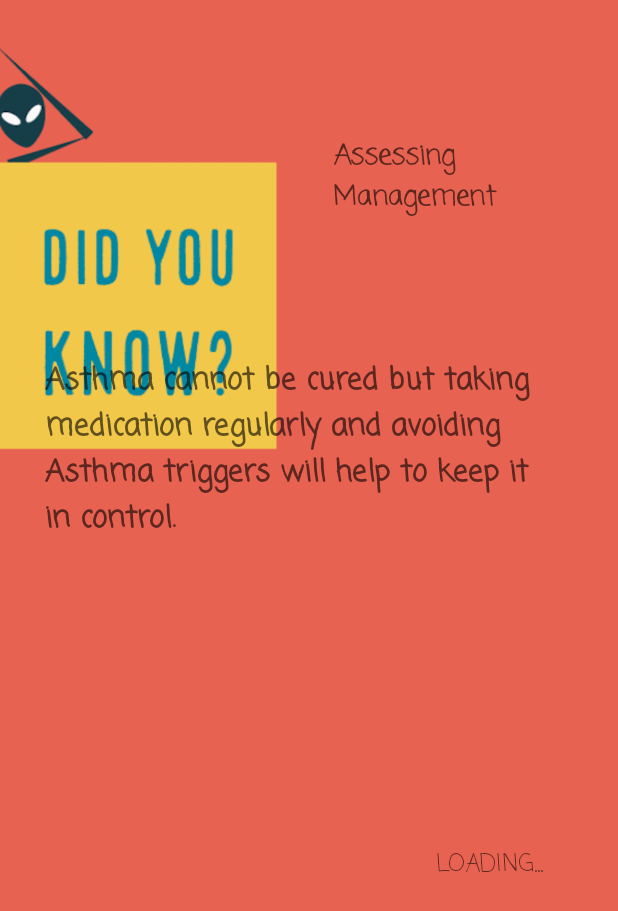
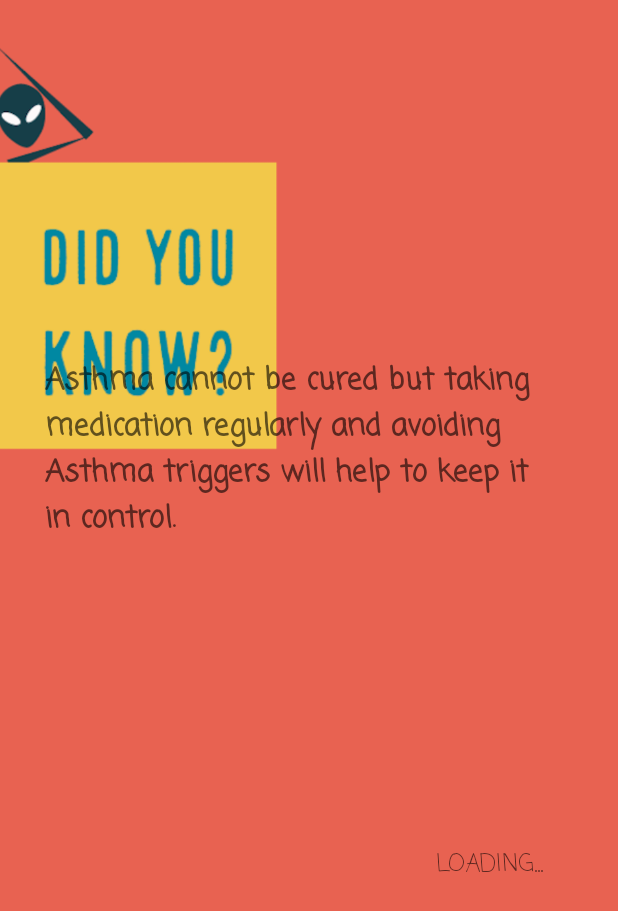
Before and after one commit to jonpng/asthma_game, an Android app: the LoadingActivity screen opened directly, with no data from a screen before it, on a phone screen of 412 x 824 dp. Shown: the top 911 px of the screen. Run offline under Robolectric (Android 15) with nearby library versions, the phone set to English and light mode, and no system bars.

Commit message:
fixed DatabaseHandler for existing sqlite databases with new quiz table format.

```diff
--- a/app/src/main/java/cs4605/asthmagame/LoadingActivity.java
+++ b/app/src/main/java/cs4605/asthmagame/LoadingActivity.java
@@ -10,7 +10,7 @@ public class LoadingActivity extends AppCompatActivity {
 
     private DatabaseHandler db = new DatabaseHandler(this);
     private QuizFacts quizFact;
-    private TextView textViewCategory;
+    //private TextView textViewCategory;
     private TextView textViewFact;
     private static int SPLASH_TIME_OUT = 5000;
 
@@ -20,10 +20,13 @@ public class LoadingActivity extends AppCompatActivity {
         setContentView(R.layout.activity_loading);
 
         quizFact = db.getQuizFact();
-        textViewCategory = findViewById(R.id.textViewCategory);
+        if (quizFact == null) {
+            quizFact = new QuizFacts("test", "test");
+        }
+        //textViewCategory = findViewById(R.id.textViewCategory);
         textViewFact = findViewById(R.id.textViewFact);
 
-        textViewCategory.setText(quizFact.get_category());
+        //textViewCategory.setText(quizFact.get_category());
         textViewFact.setText(quizFact.get_fact());
 
 
--- a/app/src/main/java/cs4605/asthmagame/QuizFacts.java
+++ b/app/src/main/java/cs4605/asthmagame/QuizFacts.java
@@ -3,11 +3,12 @@ package cs4605.asthmagame;
 public class QuizFacts {
 
     private String _category;
-    private String _fact;
+    private String _fact = "test";
 
     public QuizFacts (String category, String fact) {
         this._category = category;
         this._fact = fact;
+        System.out.printf(fact);
     }
 
     public String get_category() {
--- a/app/src/main/res/layout/activity_loading.xml
+++ b/app/src/main/res/layout/activity_loading.xml
@@ -21,7 +21,7 @@
         android:text="TextView"
         android:textAppearance="@android:style/TextAppearance.Material.Medium"
         android:textStyle="bold"
-        android:visibility="visible"
+        android:visibility="invisible"
         app:layout_constraintLeft_toRightOf="@+id/guideline16"
         app:layout_constraintTop_toBottomOf="@+id/guideline17"
         tools:text="Assessing Management" />
@@ -91,19 +91,6 @@
         android:orientation="horizontal"
         app:layout_constraintGuide_begin="564dp" />
 
-    <TextView
-        android:id="@+id/textFacts"
-        android:layout_width="wrap_content"
-        android:layout_height="wrap_content"
-        android:fontFamily="casual"
-        android:text="ASTHMA FACTS"
-        android:textAppearance="@android:style/TextAppearance.Material.Large"
-        android:textSize="23sp"
-        android:textStyle="bold"
-        android:visibility="invisible"
-        app:layout_constraintLeft_toRightOf="@+id/guideline22"
-        app:layout_constraintTop_toBottomOf="@+id/guideline23" />
-
     <android.support.constraint.Guideline
         android:id="@+id/guideline22"
         android:layout_width="wrap_content"
```
Also changed, not shown: app/src/main/java/cs4605/asthmagame/DatabaseHandler.java (+10 -3 lines).
